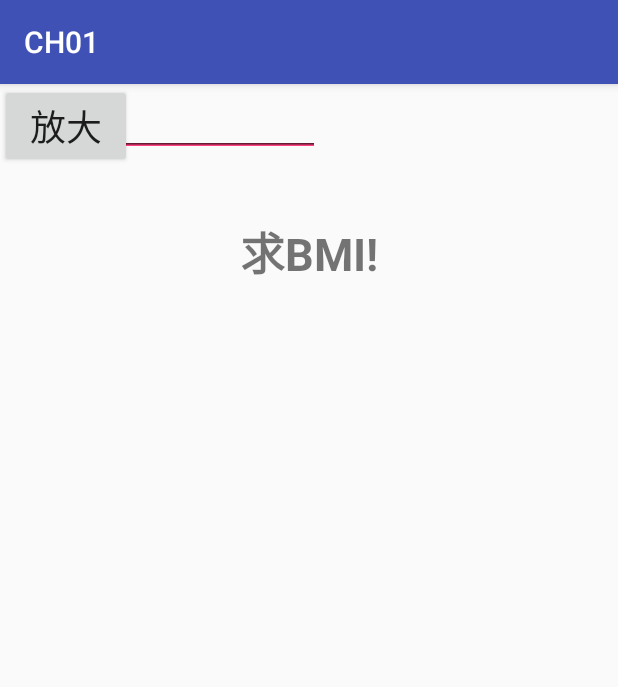
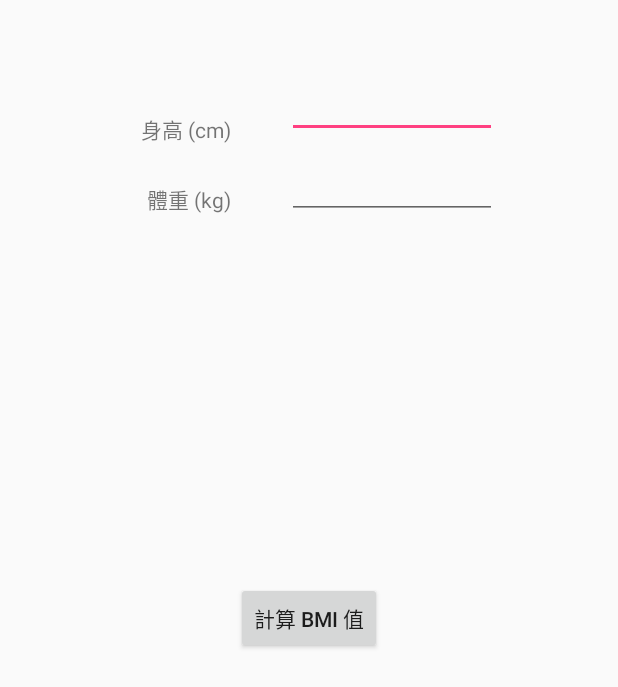
Before and after one commit to BerryCruise/CH01, an Android app: the screen it shows after launch (MainActivity), on a phone screen of 412 x 824 dp. Shown: the top 687 px of the screen. Run offline under Robolectric (Android 15) with nearby library versions, the phone set to English and light mode, and no system bars.

Commit message:
Rejected commit: Default

```diff
--- a/CH01/app/src/main/java/com/example/howard/ch01/MainActivity.java
+++ b/CH01/app/src/main/java/com/example/howard/ch01/MainActivity.java
@@ -1,22 +1,56 @@
 package com.example.howard.ch01;
 
+import android.app.Activity;
+import android.icu.text.DecimalFormat;
+import android.os.Build;
 import android.os.Bundle;
-import android.support.v7.app.AppCompatActivity;
+import android.support.annotation.RequiresApi;
+import android.view.Menu;
 import android.view.View;
+import android.widget.Button;
 import android.widget.EditText;
 import android.widget.TextView;
 
-public class MainActivity extends AppCompatActivity {
+
+public class MainActivity extends Activity
+{
 
     @Override
-    protected void onCreate(Bundle savedInstanceState) {
+    public void onCreate(Bundle savedInstanceState)
+    {
         super.onCreate(savedInstanceState);
         setContentView(R.layout.activity_main);
+
+        // Listen for button clicks
+        Button button = (Button) findViewById(R.id.buttonCalculate);
+        button.setOnClickListener(calcBMI);
     }
-    public void BMI(View v) {
-        EditText height = (EditText) findViewById(R.id.height);
-        EditText weight = (EditText) findViewById(R.id.weight);
-        TextView txv = (TextView) findViewById(R.id.txv);
-        txv.setText(height.getText().toString() + weight.getText().toString());
+
+    @Override
+    public boolean onCreateOptionsMenu(Menu menu)
+    {
+        getMenuInflater().inflate(R.menu.main, menu);
+        return true;
+    }
+
+    private View.OnClickListener calcBMI = new View.OnClickListener()
+    {
+        @RequiresApi(api = Build.VERSION_CODES.N)
+        public void onClick(View v)
+        {
+            DecimalFormat nf = new DecimalFormat("0.00");
+            EditText fieldheight = (EditText) findViewById(R.id.inputHeight);
+            EditText fieldweight = (EditText) findViewById(R.id.inputWeight);
+            double height = Double
+                    .parseDouble(fieldheight.getText().toString()) / 100;
+            double weight = Double
+                    .parseDouble(fieldweight.getText().toString());
+            double BMI = weight / (height * height);
+
+            TextView result = (TextView) findViewById(R.id.textResult);
+            result.setText("你的BMI是 " + nf.format(BMI));
+
+
         }
-    }
+    };
+}
--- a/CH01/app/src/main/res/layout/activity_main.xml
+++ b/CH01/app/src/main/res/layout/activity_main.xml
@@ -1,56 +1,107 @@
-<?xml version="1.0" encoding="utf-8"?>
 <android.support.constraint.ConstraintLayout xmlns:android="http://schemas.android.com/apk/res/android"
     xmlns:app="http://schemas.android.com/apk/res-auto"
     xmlns:tools="http://schemas.android.com/tools"
     android:layout_width="match_parent"
-    android:layout_height="match_parent"
-    tools:context="com.example.howard.ch01.MainActivity">
+    android:layout_height="match_parent">
 
     <TextView
-        android:id="@+id/txv"
+        android:id="@+id/textHeight"
         android:layout_width="wrap_content"
         android:layout_height="wrap_content"
-        android:text="求BMI!"
-        android:textSize="30sp"
-        android:textStyle="bold"
-        app:layout_constraintBottom_toBottomOf="parent"
+        android:text="@string/bmi_height"
+        tools:layout_constraintBaseline_creator="1"
+        tools:layout_constraintLeft_creator="1"
         app:layout_constraintLeft_toLeftOf="parent"
+        android:layout_marginLeft="92dp"
+        tools:ignore="MissingConstraints,RtlHardcoded"
+        android:layout_marginRight="8dp"
         app:layout_constraintRight_toRightOf="parent"
+        app:layout_constraintHorizontal_bias="0.008"
         app:layout_constraintTop_toTopOf="parent"
-        app:layout_constraintVertical_bias="0.124"
-        tools:ignore="HardcodedText" />
+        android:layout_marginTop="75dp" />
+
+    <EditText
+        android:id="@+id/inputHeight"
+        style="editTextStyle"
+        android:layout_width="140dp"
+        android:layout_height="38dp"
+        android:inputType="number"
+        tools:ignore="RtlHardcoded"
+        tools:layout_constraintTop_creator="1"
+        tools:layout_constraintRight_creator="1"
+        android:layout_marginStart="16dp"
+        app:layout_constraintRight_toRightOf="parent"
+        android:layout_marginTop="54dp"
+        tools:layout_constraintLeft_creator="1"
+        app:layout_constraintTop_toTopOf="parent"
+        android:layout_marginRight="0dp"
+        android:layout_marginLeft="8dp"
+        app:layout_constraintLeft_toLeftOf="parent"
+        app:layout_constraintHorizontal_bias="0.684" />
+
+    <TextView
+        android:id="@+id/textWeight"
+        android:layout_width="63dp"
+        android:layout_height="24dp"
+        android:text="@string/bmi_weight"
+        tools:ignore="RtlHardcoded"
+        tools:layout_constraintRight_creator="1"
+        tools:layout_constraintBottom_creator="1"
+        app:layout_constraintBottom_toBottomOf="@+id/inputWeight"
+        app:layout_constraintRight_toRightOf="parent"
+        tools:layout_constraintLeft_creator="1"
+        android:layout_marginBottom="0dp"
+        android:layout_marginRight="8dp"
+        app:layout_constraintTop_toTopOf="parent"
+        android:layout_marginTop="8dp"
+        app:layout_constraintVertical_bias="1.0"
+        android:layout_marginLeft="8dp"
+        app:layout_constraintLeft_toLeftOf="parent"
+        app:layout_constraintHorizontal_bias="0.27" />
+
+    <EditText
+        android:id="@+id/inputWeight"
+        android:layout_width="140dp"
+        android:layout_height="38dp"
+        android:ems="10"
+        android:inputType="number"
+        tools:ignore="RtlHardcoded"
+        tools:layout_constraintTop_creator="1"
+        tools:layout_constraintRight_creator="1"
+        app:layout_constraintRight_toRightOf="@+id/inputHeight"
+        app:layout_constraintTop_toBottomOf="@+id/inputHeight"
+        tools:layout_constraintLeft_creator="1"
+        app:layout_constraintLeft_toLeftOf="@+id/inputHeight"
+        android:layout_marginTop="16dp"
+        app:layout_constraintHorizontal_bias="1.0"
+        tools:layout_editor_absoluteY="101dp"
+        tools:layout_editor_absoluteX="172dp" />
 
     <Button
-        android:id="@+id/button"
+        android:id="@+id/buttonCalculate"
         android:layout_width="wrap_content"
         android:layout_height="wrap_content"
-        android:onClick="BMI"
-        android:text="@string/btn_bigger"
-        android:textSize="24sp"
-        tools:ignore="MissingConstraints"
-        tools:layout_editor_absoluteX="148dp"
-        tools:layout_editor_absoluteY="376dp" />
+        android:text="@string/bmi_calculate"
+        tools:layout_constraintTop_creator="1"
+        tools:layout_constraintRight_creator="1"
+        tools:layout_constraintBottom_creator="1"
+        app:layout_constraintBottom_toBottomOf="parent"
+        app:layout_constraintRight_toRightOf="parent"
+        tools:layout_constraintLeft_creator="1"
+        app:layout_constraintLeft_toLeftOf="parent"
+        app:layout_constraintTop_toTopOf="parent" />
 
-    <EditText
-        android:id="@+id/height"
-        android:layout_width="wrap_content"
-        android:layout_height="wrap_content"
-        android:ems="10"
-        android:hint="@string/cm"
-        android:inputType="text"
-        tools:ignore="MissingConstraints,TextFields"
-        tools:layout_editor_absoluteX="85dp"
-        tools:layout_editor_absoluteY="142dp" />
-
-    <EditText
-        android:id="@+id/weight"
-        android:layout_width="wrap_content"
-        android:layout_height="wrap_content"
-        android:ems="10"
-        android:hint="體重 kg"
-        android:inputType="text"
-        tools:ignore="HardcodedText,MissingConstraints,TextFields"
-        tools:layout_editor_absoluteX="85dp"
-        tools:layout_editor_absoluteY="194dp" />
+    <TextView
+        android:id="@+id/textResult"
+        android:layout_width="196dp"
+        android:layout_height="56dp"
+        tools:ignore="RtlHardcoded"
+        tools:layout_constraintTop_creator="1"
+        tools:layout_constraintRight_creator="1"
+        app:layout_constraintRight_toRightOf="parent"
+        tools:layout_constraintLeft_creator="1"
+        app:layout_constraintTop_toTopOf="parent"
+        android:layout_marginTop="140dp"
+        app:layout_constraintLeft_toLeftOf="parent" />
 
 </android.support.constraint.ConstraintLayout>
--- a/CH01/app/src/main/res/values/strings.xml
+++ b/CH01/app/src/main/res/values/strings.xml
@@ -1,6 +1,10 @@
+<?xml version="1.0" encoding="utf-8"?>
 <resources>
-    <string name="app_name">CH01</string>
-    <string name="btn_enlarge">放大</string>
-    <string name="btn_bigger">放大</string>
-    <string name="cm">身高 cm</string>
+    <string name="app_name">BMI</string>
+    <string name="action_settings">Settings</string>
+    <string name="title_activity_bmi">BMI</string>
+    <string name="bmi_height">身高 (cm)</string>
+    <string name="bmi_weight">體重 (kg)</string>
+    <string name="bmi_calculate">計算 BMI 值</string>
+
 </resources>
```
